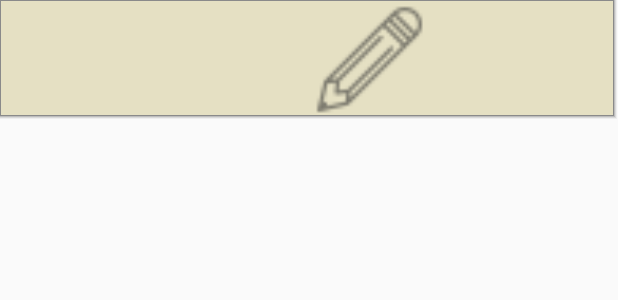
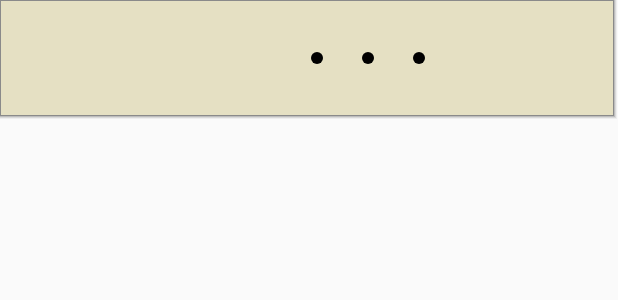
Before and after one commit to tksuns12/moapp-diary, an Android app: the layout list_item.xml on its own in the app's theme, with its tools: preview values and no code run, on a phone screen of 412 x 824 dp. Shown: the top 300 px of the screen. Run offline under Robolectric (Android 15) with nearby library versions, the phone set to English and light mode, and no system bars; Roboto replaces fonts that are not available here.

Commit message:
리스트뷰 글꼴 및 아이콘 수정

```diff
--- a/app/src/main/java/com/moapp/emotion_diary/NewDiaryAdapter.java
+++ b/app/src/main/java/com/moapp/emotion_diary/NewDiaryAdapter.java
@@ -96,7 +96,7 @@ public class NewDiaryAdapter extends BaseAdapter {
             view = inflater.inflate(R.layout.list_item, viewGroup, false);
             viewHolder.imageView = view.findViewById(R.id.add_diary);
             viewHolder.date = view.findViewById(R.id.date);
-            viewHolder.date.setTypeface(Typeface.createFromAsset(context.getAssets(), "fonts/Crasns.ttf"));
+            viewHolder.date.setTypeface(Typeface.createFromAsset(context.getAssets(), "fonts/Dense-Regular.otf"));
             viewHolder.content = view.findViewById(R.id.content);
             viewHolder.content.setTypeface(Typeface.createFromAsset(context.getAssets(), "fonts/SDMiSaeng.ttf"));
             view.setTag(viewHolder);
--- /dev/null
+++ b/app/src/main/res/drawable/ic_more.xml
@@ -0,0 +1,6 @@
+<vector android:height="50dp" android:viewportHeight="512"
+    android:viewportWidth="512" android:width="50dp" xmlns:android="http://schemas.android.com/apk/res/android">
+    <path android:fillColor="#FF000000" android:pathData="M256,256m-27,0a27,27 0,1 1,54 0a27,27 0,1 1,-54 0"/>
+    <path android:fillColor="#FF000000" android:pathData="M27,256m-27,0a27,27 0,1 1,54 0a27,27 0,1 1,-54 0"/>
+    <path android:fillColor="#FF000000" android:pathData="M485,256m-27,0a27,27 0,1 1,54 0a27,27 0,1 1,-54 0"/>
+</vector>
--- a/app/src/main/res/layout/activity_main.xml
+++ b/app/src/main/res/layout/activity_main.xml
@@ -21,7 +21,7 @@
         android:layout_width="match_parent"
         android:layout_height="wrap_content"
         android:gravity="center_horizontal"
-        android:textSize="35sp"
+        android:textSize="45sp"
         android:background="#F78A4D16"
         android:textColor="#fffff0"/>
 
--- a/app/src/main/res/layout/list_item.xml
+++ b/app/src/main/res/layout/list_item.xml
@@ -11,7 +11,7 @@
         android:layout_weight="1"
         android:id="@+id/date"
         android:gravity="center"
-        android:textSize="50sp"
+        android:textSize="60sp"
         android:textStyle="bold"
         android:background="#E5E0C3"
         android:textColor="#000000"/>
@@ -25,7 +25,7 @@
             android:id="@+id/add_diary"
             android:layout_width="match_parent"
             android:layout_height="match_parent"
-            android:src="@drawable/ic_write"/>
+            android:src="@drawable/ic_more"/>
 
         <TextView
             android:layout_width="match_parent"
@@ -33,7 +33,8 @@
             android:id="@+id/content"
             android:textSize="25sp"
             android:gravity="center"
-            android:maxLines="1"/>
+            android:maxLines="1"
+            android:textColor="#030301"/>
 
     </FrameLayout>
 
```
Also changed, not shown: app/src/main/java/com/moapp/emotion_diary/MainActivity.java (+5 -3 lines), app/src/main/res/drawable-hdpi/ic_write.png, app/src/main/res/drawable-mdpi/ic_write.png, app/src/main/res/drawable-xhdpi/ic_write.png, app/src/main/res/drawable-xxhdpi/ic_write.png, app/src/main/res/drawable-xxxhdpi/ic_write.png.
